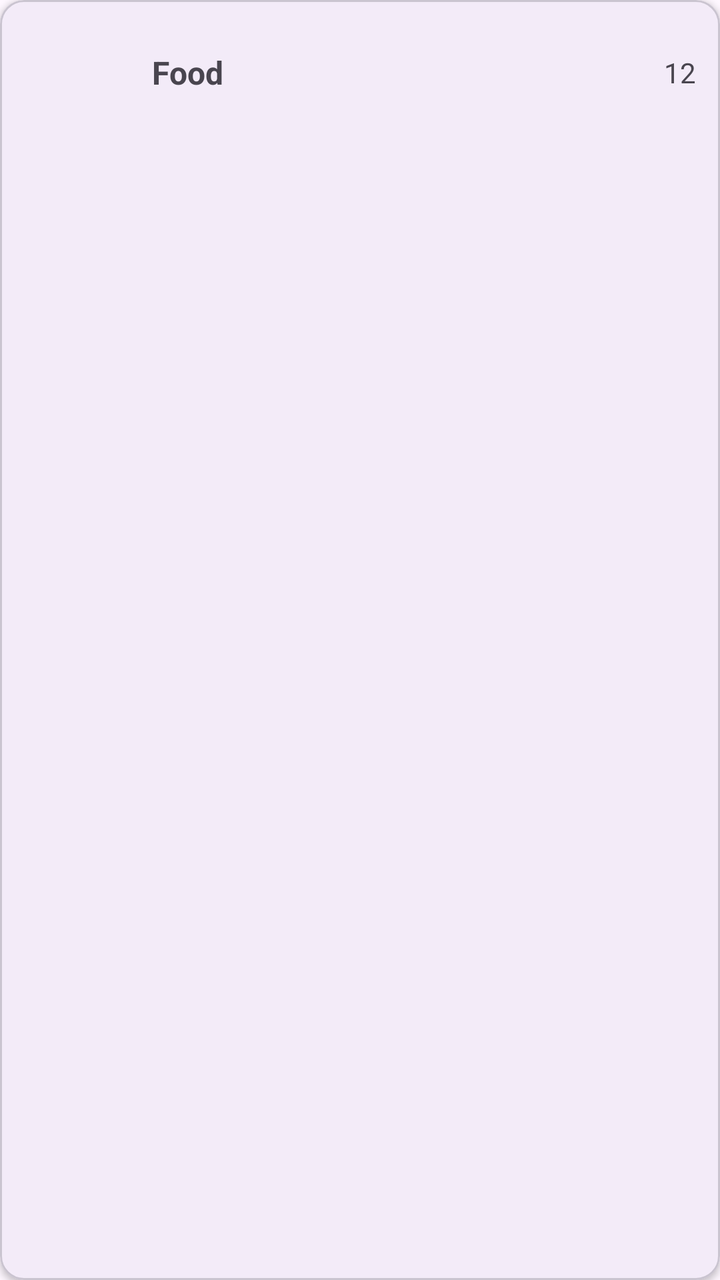
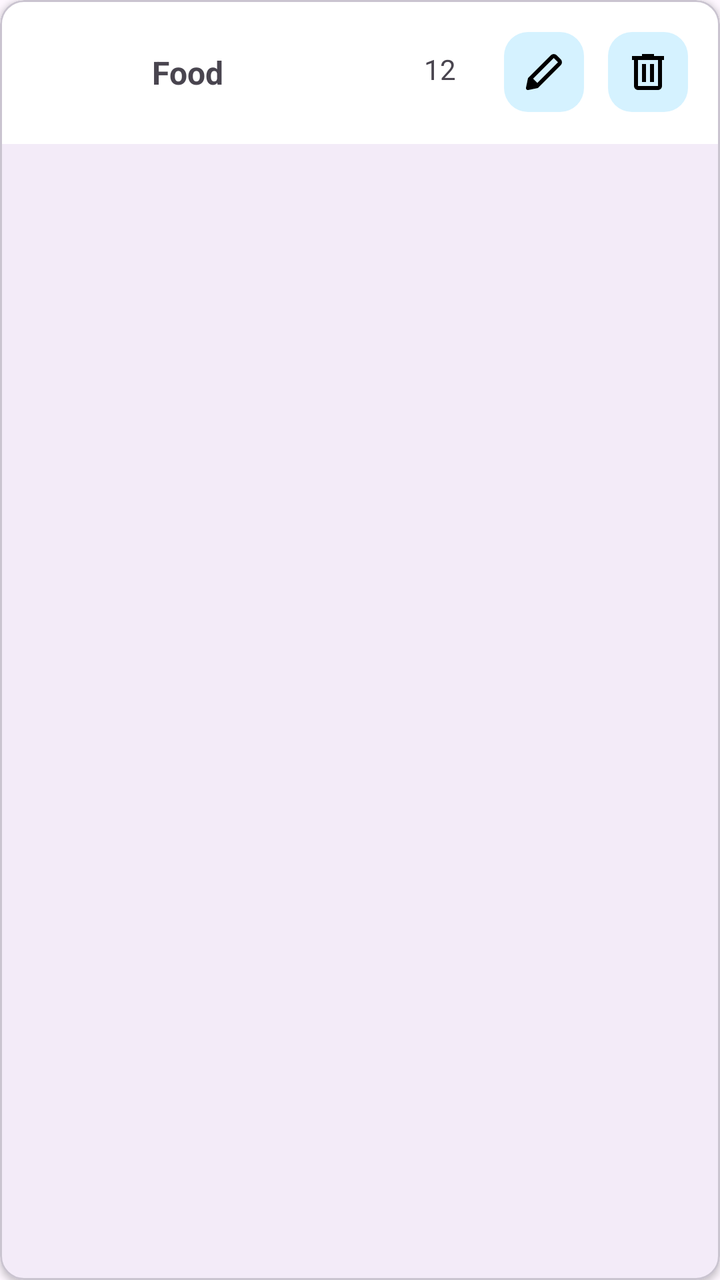

An Android layout rendered at two revisions. The XML below is the earlier revision; the diff shows what the commit changed to produce the second picture.
<!-- AndroidManifest.xml: application theme Theme.ExpenseTracker -->
<!-- res/layout/item_category.xml -->
<?xml version="1.0" encoding="utf-8"?>
<com.google.android.material.card.MaterialCardView
    xmlns:android="http://schemas.android.com/apk/res/android"
    xmlns:app="http://schemas.android.com/apk/res-auto"
    android:layout_width="match_parent"
    android:layout_height="wrap_content"
    android:layout_marginBottom="8dp"
    app:cardCornerRadius="12dp"
    app:cardElevation="2dp">

    <androidx.constraintlayout.widget.ConstraintLayout
        android:layout_width="match_parent"
        android:layout_height="72dp"
        android:padding="12dp">

        <ImageView
            android:id="@+id/ivIcon"
            android:layout_width="48dp"
            android:layout_height="48dp"
            android:contentDescription="Category icon"
            android:scaleType="centerInside"
            app:layout_constraintBottom_toBottomOf="parent"
            app:layout_constraintStart_toStartOf="parent"
            app:layout_constraintTop_toTopOf="parent" />

        <TextView
            android:id="@+id/tvName"
            android:layout_width="0dp"
            android:layout_height="wrap_content"
            android:layout_marginStart="16dp"
            android:text="Food"
            android:textSize="16sp"
            android:textStyle="bold"
            app:layout_constraintBottom_toBottomOf="parent"
            app:layout_constraintEnd_toStartOf="@id/tvExpenseCount"
            app:layout_constraintStart_toEndOf="@id/ivIcon"
            app:layout_constraintTop_toTopOf="parent" />

        <TextView
            android:id="@+id/tvExpenseCount"
            android:layout_width="wrap_content"
            android:layout_height="wrap_content"
            android:layout_marginStart="8dp"
            android:text="12"
            android:textSize="14sp"
            app:layout_constraintBottom_toBottomOf="parent"
            app:layout_constraintEnd_toEndOf="parent"
            app:layout_constraintTop_toTopOf="parent" />

    </androidx.constraintlayout.widget.ConstraintLayout>

</com.google.android.material.card.MaterialCardView>
<!-- resources referenced by this layout -->
<resources>
  <style name="Theme.ExpenseTracker" parent="Base.Theme.ExpenseTracker" />
  <style name="Base.Theme.ExpenseTracker" parent="Theme.Material3.DayNight.NoActionBar">
          
          
      </style>
</resources>

<!-- the commit's change to res/layout/item_category.xml (unified diff, before → after) -->
@@ -1,6 +1,5 @@
 <?xml version="1.0" encoding="utf-8"?>
-<com.google.android.material.card.MaterialCardView
-    xmlns:android="http://schemas.android.com/apk/res/android"
+<com.google.android.material.card.MaterialCardView xmlns:android="http://schemas.android.com/apk/res/android"
     xmlns:app="http://schemas.android.com/apk/res-auto"
     android:layout_width="match_parent"
     android:layout_height="wrap_content"
@@ -11,6 +10,7 @@
     <androidx.constraintlayout.widget.ConstraintLayout
         android:layout_width="match_parent"
         android:layout_height="72dp"
+        android:background="@color/white"
         android:padding="12dp">
 
         <ImageView
@@ -32,7 +32,7 @@
             android:textSize="16sp"
             android:textStyle="bold"
             app:layout_constraintBottom_toBottomOf="parent"
-            app:layout_constraintEnd_toStartOf="@id/tvExpenseCount"
+            app:layout_constraintEnd_toStartOf="@id/guideline"
             app:layout_constraintStart_toEndOf="@id/ivIcon"
             app:layout_constraintTop_toTopOf="parent" />
 
@@ -40,12 +40,62 @@
             android:id="@+id/tvExpenseCount"
             android:layout_width="wrap_content"
             android:layout_height="wrap_content"
-            android:layout_marginStart="8dp"
+            android:layout_marginStart="32dp"
             android:text="12"
             android:textSize="14sp"
             app:layout_constraintBottom_toBottomOf="parent"
+            app:layout_constraintEnd_toStartOf="@id/btnEditCate"
+            app:layout_constraintStart_toEndOf="@+id/tvName"
+            app:layout_constraintTop_toTopOf="parent"
+            app:layout_constraintVertical_bias="0.448" />
+
+        <FrameLayout
+            android:id="@+id/btnEditCate"
+            android:layout_width="40dp"
+            android:layout_height="40dp"
+            android:layout_marginStart="24dp"
+            android:background="@drawable/bg_icon_item_category_ripple"
+            app:layout_constraintBottom_toBottomOf="parent"
+            app:layout_constraintStart_toEndOf="@id/tvExpenseCount"
+            app:layout_constraintTop_toTopOf="parent">
+
+            <ImageView
+                android:layout_width="wrap_content"
+                android:layout_height="wrap_content"
+                android:layout_gravity="center"
+                android:background="@color/transparent"
+                android:src="@drawable/ic_pen"
+                app:tint="@color/black" />
+
+        </FrameLayout>
+
+        <FrameLayout
+            android:id="@+id/btnDeleteCate"
+            android:layout_width="40dp"
+            android:layout_height="40dp"
+            android:layout_marginStart="8dp"
+            android:background="@drawable/bg_icon_item_category_ripple"
+            app:layout_constraintBottom_toBottomOf="parent"
             app:layout_constraintEnd_toEndOf="parent"
-            app:layout_constraintTop_toTopOf="parent" />
+            app:layout_constraintStart_toEndOf="@id/btnEditCate"
+            app:layout_constraintTop_toTopOf="parent">
+
+            <ImageView
+                android:layout_width="wrap_content"
+                android:layout_height="wrap_content"
+                android:layout_gravity="center"
+                android:background="@color/transparent"
+                android:src="@drawable/ic_recycler_bin"
+                app:tint="@color/black" />
+
+        </FrameLayout>
+
+        <androidx.constraintlayout.widget.Guideline
+            android:id="@+id/guideline"
+            android:layout_width="wrap_content"
+            android:layout_height="wrap_content"
+            android:orientation="vertical"
+            app:layout_constraintGuide_percent="0.5" />
 
     </androidx.constraintlayout.widget.ConstraintLayout>
 
<!-- resource entries referenced after the edit -->
@@ -1,6 +1,31 @@
 <!-- resources referenced by this layout -->
 <resources>
+  <color name="black">#FF000000</color>
+  <color name="transparent">#00FFFFFF</color>
+  <color name="white">#FFFFFFFF</color>
+  <!-- drawable bg_icon_item_category_ripple (drawable) -->
+  <?xml version="1.0" encoding="utf-8"?>
+  <ripple xmlns:android="http://schemas.android.com/apk/res/android"
+      android:color="#55000000">
+  
+      <item>
+          <shape android:shape="rectangle">
+              <solid android:color="@color/bg_icon_selected" />
+              <corners android:radius="12dp" />
+          </shape>
+      </item>
+  
+  </ripple>
+  <!-- drawable ic_pen (drawable) -->
+  <vector xmlns:android="http://schemas.android.com/apk/res/android" android:width="24dp" android:height="24dp" android:viewportWidth="960" android:viewportHeight="960" android:tint="?attr/colorControlNormal">
+      <path android:fillColor="@android:color/white" android:pathData="M167,840Q146,845 130.5,829.5Q115,814 120,793L160,602L358,800L167,840ZM358,800L160,602L618,144Q641,121 675,121Q709,121 732,144L816,228Q839,251 839,285Q839,319 816,342L358,800ZM675,200L261,614L346,699L760,285Q760,285 760,285Q760,285 760,285L675,200Q675,200 675,200Q675,200 675,200Z"/>
+  </vector>
+  <!-- drawable ic_recycler_bin (drawable) -->
+  <vector xmlns:android="http://schemas.android.com/apk/res/android" android:width="24dp" android:height="24dp" android:viewportWidth="960" android:viewportHeight="960" android:tint="?attr/colorControlNormal">
+      <path android:fillColor="@android:color/white" android:pathData="M280,840Q247,840 223.5,816.5Q200,793 200,760L200,240L160,240L160,160L360,160L360,120L600,120L600,160L800,160L800,240L760,240L760,760Q760,793 736.5,816.5Q713,840 680,840L280,840ZM680,240L280,240L280,760Q280,760 280,760Q280,760 280,760L680,760Q680,760 680,760Q680,760 680,760L680,240ZM360,680L440,680L440,320L360,320L360,680ZM520,680L600,680L600,320L520,320L520,680ZM280,240L280,240L280,760Q280,760 280,760Q280,760 280,760L280,760Q280,760 280,760Q280,760 280,760L280,240Z"/>
+  </vector>
   <style name="Theme.ExpenseTracker" parent="Base.Theme.ExpenseTracker" />
+  <color name="bg_icon_selected">#D5F2FF</color>
   <style name="Base.Theme.ExpenseTracker" parent="Theme.Material3.DayNight.NoActionBar">
           
           
